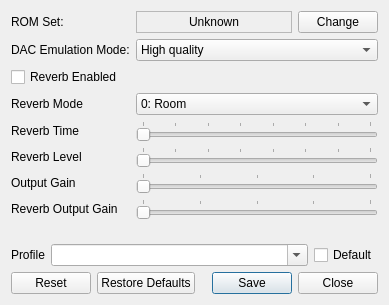
Qt form mt32emu_qt/src/SynthPropertiesDialog.ui (Stino/munt) before a commit.
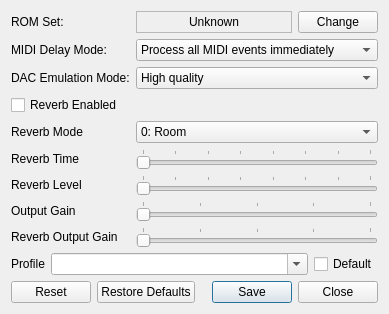
The same form after that commit.

Commit message: - MIDI event delay emulation mode made configurable and stored in settings - Minor cleanup regarding the format how bool settings are stored

Patch:
```diff
--- a/mt32emu_qt/src/SynthPropertiesDialog.ui
+++ b/mt32emu_qt/src/SynthPropertiesDialog.ui
@@ -34,14 +34,14 @@
      <property name="fieldGrowthPolicy">
       <enum>QFormLayout::AllNonFixedFieldsGrow</enum>
      </property>
-     <item row="1" column="0">
+     <item row="2" column="0">
       <widget class="QLabel" name="dacEmuLabel">
        <property name="text">
         <string>DAC Emulation Mode:</string>
        </property>
       </widget>
      </item>
-     <item row="1" column="1">
+     <item row="2" column="1">
       <widget class="QComboBox" name="dacEmuComboBox">
        <item>
         <property name="text">
@@ -60,7 +60,7 @@
        </item>
       </widget>
      </item>
-     <item row="2" column="0">
+     <item row="3" column="0">
       <widget class="QCheckBox" name="reverbCheckBox">
        <property name="text">
         <string>Reverb Enabled</string>
@@ -70,14 +70,14 @@
        </property>
       </widget>
      </item>
-     <item row="3" column="0">
+     <item row="4" column="0">
       <widget class="QLabel" name="label_4">
        <property name="text">
         <string>Reverb Mode</string>
        </property>
       </widget>
      </item>
-     <item row="3" column="1">
+     <item row="4" column="1">
       <widget class="QComboBox" name="reverbModeComboBox">
        <item>
         <property name="text">
@@ -101,14 +101,14 @@
        </item>
       </widget>
      </item>
-     <item row="4" column="0">
+     <item row="5" column="0">
       <widget class="QLabel" name="label_3">
        <property name="text">
         <string>Reverb Time</string>
        </property>
       </widget>
      </item>
-     <item row="4" column="1">
+     <item row="5" column="1">
       <widget class="QSlider" name="reverbTimeSlider">
        <property name="maximum">
         <number>7</number>
@@ -124,14 +124,14 @@
        </property>
       </widget>
      </item>
-     <item row="5" column="0">
+     <item row="6" column="0">
       <widget class="QLabel" name="label_2">
        <property name="text">
         <string>Reverb Level</string>
        </property>
       </widget>
      </item>
-     <item row="5" column="1">
+     <item row="6" column="1">
       <widget class="QSlider" name="reverbLevelSlider">
        <property name="maximum">
         <number>7</number>
@@ -147,14 +147,14 @@
        </property>
       </widget>
      </item>
-     <item row="6" column="0">
+     <item row="7" column="0">
       <widget class="QLabel" name="label_5">
        <property name="text">
         <string>Output Gain</string>
        </property>
       </widget>
      </item>
-     <item row="6" column="1">
+     <item row="7" column="1">
       <widget class="QSlider" name="outputGainSlider">
        <property name="maximum">
         <number>400</number>
@@ -170,14 +170,14 @@
        </property>
       </widget>
      </item>
-     <item row="7" column="0">
+     <item row="8" column="0">
       <widget class="QLabel" name="label_6">
        <property name="text">
         <string>Reverb Output Gain</string>
        </property>
       </widget>
      </item>
-     <item row="7" column="1">
+     <item row="8" column="1">
       <widget class="QSlider" name="reverbOutputGainSlider">
        <property name="maximum">
         <number>400</number>
@@ -230,6 +230,37 @@
        </item>
       </layout>
      </item>
+     <item row="1" column="0">
+      <widget class="QLabel" name="midiDelayEmuLabel">
+       <property name="text">
+        <string>MIDI Delay Mode:</string>
+       </property>
+      </widget>
+     </item>
+     <item row="1" column="1">
+      <widget class="QComboBox" name="midiDelayEmuComboBox">
+       <property name="toolTip">
+        <string>MIDI interface delay emulation mode
+
+Incoming MIDI events will be delayed as if they are transferred via a real MIDI cable</string>
+       </property>
+       <item>
+        <property name="text">
+         <string>Process all MIDI events immediately</string>
+        </property>
+       </item>
+       <item>
+        <property name="text">
+         <string>Delay short MIDI messages only</string>
+        </property>
+       </item>
+       <item>
+        <property name="text">
+         <string>Delay any MIDI events</string>
+        </property>
+       </item>
+      </widget>
+     </item>
     </layout>
    </item>
    <item>
```
The commit also changes 12 other files.
